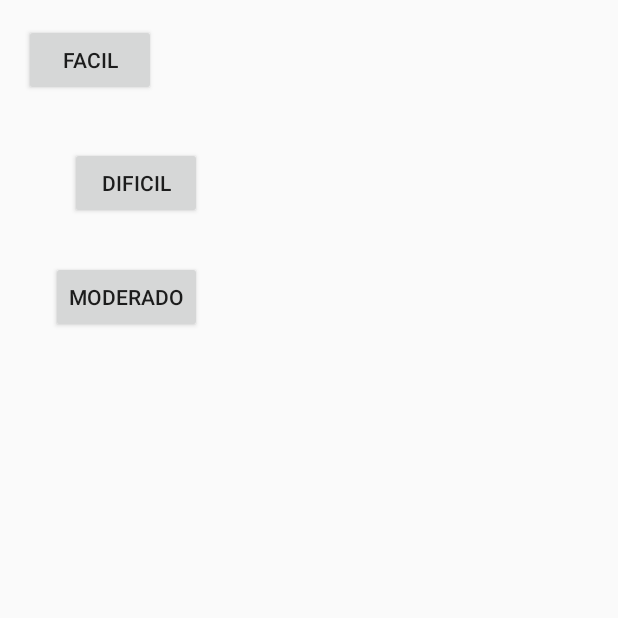
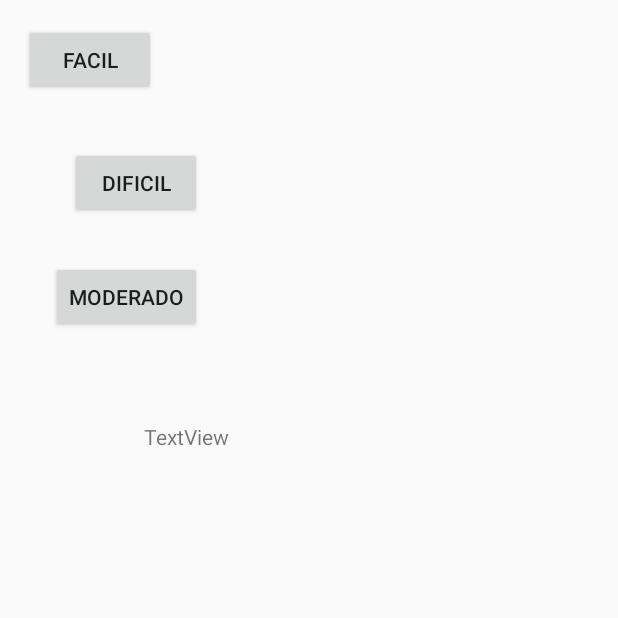
Before and after one commit to estgcmu/QuizDroidFinal, an Android app: the NivesActivity screen opened directly, with no data from a screen before it, on a phone screen of 412 x 824 dp, the top half of it. Run offline under Robolectric (Android 15) with nearby library versions, the light colour scheme and no system bars.

Commit message:
Home a funcionar v2

```diff
--- a/app/src/main/java/cmu/QuizDroidFinal/MainActivity.java
+++ b/app/src/main/java/cmu/QuizDroidFinal/MainActivity.java
@@ -15,13 +15,12 @@ public class MainActivity extends Activity {
     protected void onCreate(Bundle savedInstanceState) {
         super.onCreate(savedInstanceState);
         setContentView(R.layout.activity_main);
-
-
     }
 
     public void button_niveis(View v){
         Intent niveis_activity = new Intent (this, NivesActivity.class);
         startActivity(niveis_activity);
+
     }
 
     public void button_ranking(View v){
--- a/app/src/main/java/cmu/QuizDroidFinal/NivesActivity.java
+++ b/app/src/main/java/cmu/QuizDroidFinal/NivesActivity.java
@@ -12,7 +12,7 @@ public class NivesActivity extends Activity {
     protected void onCreate(Bundle savedInstanceState) {
         super.onCreate(savedInstanceState);
         setContentView(R.layout.activity_nives);
-    }
+}
 
 
     public void button_novo_jogo_facil(View v){
--- a/app/src/main/res/layout/activity_nives.xml
+++ b/app/src/main/res/layout/activity_nives.xml
@@ -41,5 +41,17 @@
         android:layout_alignEnd="@+id/button_novo_jogo_moderado"
         android:layout_marginTop="34dp" />
 
+    <TextView
+        android:text="TextView"
+        android:layout_width="wrap_content"
+        android:layout_height="wrap_content"
+        android:layout_below="@+id/button_novo_jogo_moderado"
+        android:layout_alignLeft="@+id/button_novo_jogo_dificil"
+        android:layout_alignStart="@+id/button_novo_jogo_dificil"
+        android:layout_marginLeft="49dp"
+        android:layout_marginStart="49dp"
+        android:layout_marginTop="59dp"
+        android:id="@+id/fName" />
+
 
 </RelativeLayout>
```
Also changed, not shown: 103 other files.
